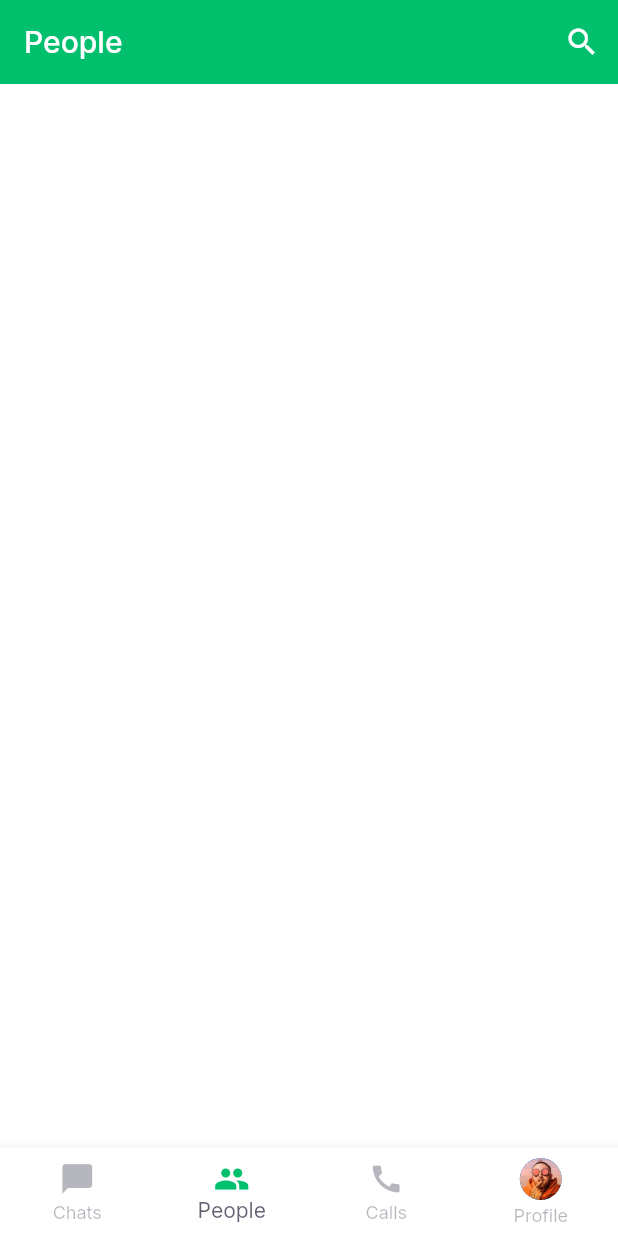
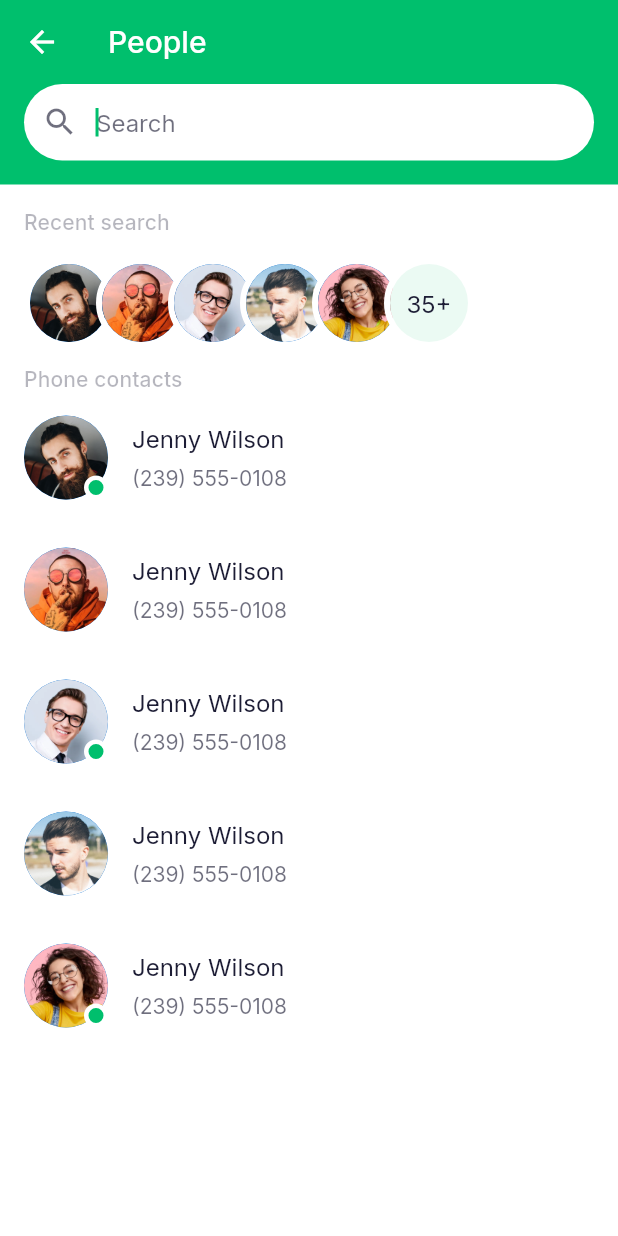
Before and after one commit to abuanwar072/Chat-Messaging-App-Light-and-Dark-Theme, a Flutter app: the screen it shows after launch, item 2 of the bottom bar chosen, after a tap on the "search" icon, on a phone screen of 412 x 824 dp. Run offline on Flutter 3.47's test engine with Material 2 defaults, Android fonts, the phone set to English and light mode, and no system bars; our stand-ins replace flutter_svg, form_field_validator, google_fonts.

Commit message:
Contacts done

```diff
--- /dev/null
+++ b/lib/components/circle_avatar_with_active_indicator.dart
@@ -0,0 +1,43 @@
+import 'package:flutter/material.dart';
+
+import '../constants.dart';
+
+class CircleAvatarWithActiveIndicator extends StatelessWidget {
+  const CircleAvatarWithActiveIndicator({
+    Key? key,
+    this.image,
+    this.radius = 24,
+    this.isActive,
+  }) : super(key: key);
+
+  final String? image;
+  final double? radius;
+  final bool? isActive;
+
+  @override
+  Widget build(BuildContext context) {
+    return Stack(
+      children: [
+        CircleAvatar(
+          radius: radius,
+          backgroundImage: AssetImage(image!),
+        ),
+        if (isActive!)
+          Positioned(
+            right: 0,
+            bottom: 0,
+            child: Container(
+              height: 16,
+              width: 16,
+              decoration: BoxDecoration(
+                color: kPrimaryColor,
+                shape: BoxShape.circle,
+                border: Border.all(
+                    color: Theme.of(context).scaffoldBackgroundColor, width: 3),
+              ),
+            ),
+          )
+      ],
+    );
+  }
+}
--- a/lib/screens/search/components/recent_search_contacts.dart
+++ b/lib/components/recent_search_contacts.dart
@@ -1,7 +1,7 @@
 import 'package:flutter/material.dart';
 
-import '../../../constants.dart';
-import 'body.dart' show demoContactsImage;
+import '../constants.dart';
+import '../screens/search/components/body.dart' show demoContactsImage;
 
 class RecentSearchContacts extends StatelessWidget {
   const RecentSearchContacts({
--- a/lib/main.dart
+++ b/lib/main.dart
@@ -1,4 +1,3 @@
-import 'package:chat/screens/chats/chats_screen.dart';
 import 'package:chat/screens/main/main_screen.dart';
 import 'package:chat/theme.dart';
 import 'package:flutter/material.dart';
--- a/lib/screens/chats/components/chat_card.dart
+++ b/lib/screens/chats/components/chat_card.dart
@@ -1,6 +1,7 @@
 import 'package:chat/models/Chat.dart';
 import 'package:flutter/material.dart';
 
+import '../../../components/circle_avatar_with_active_indicator.dart';
 import '../../../constants.dart';
 
 class ChatCard extends StatelessWidget {
@@ -22,29 +23,9 @@ class ChatCard extends StatelessWidget {
             horizontal: kDefaultPadding, vertical: kDefaultPadding * 0.75),
         child: Row(
           children: [
-            Stack(
-              children: [
-                CircleAvatar(
-                  radius: 24,
-                  backgroundImage: AssetImage(chat.image),
-                ),
-                if (chat.isActive)
-                  Positioned(
-                    right: 0,
-                    bottom: 0,
-                    child: Container(
-                      height: 16,
-                      width: 16,
-                      decoration: BoxDecoration(
-                        color: kPrimaryColor,
-                        shape: BoxShape.circle,
-                        border: Border.all(
-                            color: Theme.of(context).scaffoldBackgroundColor,
-                            width: 3),
-                      ),
-                    ),
-                  )
-              ],
+            CircleAvatarWithActiveIndicator(
+              image: chat.image,
+              isActive: chat.isActive,
             ),
             Expanded(
               child: Padding(
--- /dev/null
+++ b/lib/screens/contacts/components/contact_card.dart
@@ -0,0 +1,44 @@
+import 'package:chat/components/circle_avatar_with_active_indicator.dart';
+import 'package:flutter/material.dart';
+
+import '../../../constants.dart';
+
+class ContactCard extends StatelessWidget {
+  const ContactCard({
+    Key? key,
+    required this.name,
+    required this.number,
+    required this.image,
+    required this.isActive,
+    required this.press,
+  }) : super(key: key);
+
+  final String name, number, image;
+  final bool isActive;
+  final VoidCallback press;
+
+  @override
+  Widget build(BuildContext context) {
+    return ListTile(
+      contentPadding: EdgeInsets.symmetric(
+          horizontal: kDefaultPadding, vertical: kDefaultPadding / 2),
+      onTap: () {},
+      leading: CircleAvatarWithActiveIndicator(
+        image: image,
+        isActive: isActive,
+        radius: 28,
+      ),
+      title: Text(name),
+      subtitle: Padding(
+        padding: const EdgeInsets.only(top: kDefaultPadding / 2),
+        child: Text(
+          number,
+          style: TextStyle(
+            color:
+                Theme.of(context).textTheme.bodyText1!.color!.withOpacity(0.64),
+          ),
+        ),
+      ),
+    );
+  }
+}
--- /dev/null
+++ b/lib/screens/contacts/contact_srarch_screen.dart
@@ -0,0 +1,87 @@
+import 'package:chat/components/recent_search_contacts.dart';
+import 'package:chat/constants.dart';
+import 'package:chat/screens/search/components/body.dart';
+import 'package:flutter/material.dart';
+
+import 'components/contact_card.dart';
+
+class ContactSearchScreen extends StatelessWidget {
+  @override
+  Widget build(BuildContext context) {
+    return Scaffold(
+      appBar: AppBar(
+        title: Text("People"),
+      ),
+      body: Column(
+        children: [
+          // Appbar search
+          Container(
+            margin: EdgeInsets.only(bottom: kDefaultPadding),
+            padding: EdgeInsets.fromLTRB(
+              kDefaultPadding,
+              0,
+              kDefaultPadding,
+              kDefaultPadding,
+            ),
+            color: kPrimaryColor,
+            child: Form(
+              child: TextFormField(
+                autofocus: true,
+                textInputAction: TextInputAction.search,
+                onChanged: (value) {
+                  // search
+                },
+                decoration: InputDecoration(
+                  fillColor: Colors.white,
+                  prefixIcon: Icon(
+                    Icons.search,
+                    color: kContentColorLightTheme.withOpacity(0.64),
+                  ),
+                  hintText: "Search",
+                  hintStyle: TextStyle(
+                    color: kContentColorLightTheme.withOpacity(0.64),
+                  ),
+                ),
+              ),
+            ),
+          ),
+          Expanded(
+            child: SingleChildScrollView(
+              child: Column(
+                crossAxisAlignment: CrossAxisAlignment.start,
+                children: [
+                  RecentSearchContacts(),
+                  SizedBox(height: kDefaultPadding),
+                  Padding(
+                    padding:
+                        const EdgeInsets.symmetric(horizontal: kDefaultPadding),
+                    child: Text(
+                      "Phone contacts",
+                      style: Theme.of(context).textTheme.subtitle2!.copyWith(
+                            color: Theme.of(context)
+                                .textTheme
+                                .subtitle2!
+                                .color!
+                                .withOpacity(0.32),
+                          ),
+                    ),
+                  ),
+                  ...List.generate(
+                    demoContactsImage.length,
+                    (index) => ContactCard(
+                      name: "Jenny Wilson",
+                      number: "(239) 555-0108",
+                      image: demoContactsImage[index],
+                      isActive: index.isEven, // for demo
+                      press: () {},
+                    ),
+                  )
+                ],
+              ),
+            ),
+          ),
+        ],
+      ),
+    );
+  }
+}
--- a/lib/screens/contacts/contacts_screen.dart
+++ b/lib/screens/contacts/contacts_screen.dart
@@ -1,4 +1,8 @@
+import 'package:chat/screens/contacts/contact_srarch_screen.dart';
+import 'package:chat/screens/search/components/body.dart';
 import 'package:flutter/material.dart';
+
+import 'components/contact_card.dart';
 
 class ContactsScreen extends StatelessWidget {
   @override
@@ -9,9 +13,24 @@ class ContactsScreen extends StatelessWidget {
         actions: [
           IconButton(
             icon: Icon(Icons.search),
-            onPressed: () {},
+            onPressed: () => Navigator.push(
+              context,
+              MaterialPageRoute(
+                builder: (context) => ContactSearchScreen(),
+              ),
+            ),
           )
         ],
+      ),
+      body: ListView.builder(
+        itemCount: demoContactsImage.length,
+        itemBuilder: (context, index) => ContactCard(
+          name: "Jenny Wilson",
+          number: "(239) 555-0108",
+          image: demoContactsImage[index],
+          isActive: index.isEven, // for demo
+          press: () {},
+        ),
       ),
     );
   }
--- a/lib/screens/search/components/body.dart
+++ b/lib/screens/search/components/body.dart
@@ -1,7 +1,7 @@
 import 'package:chat/constants.dart';
 import 'package:flutter/material.dart';
 
-import 'recent_search_contacts.dart';
+import '../../../components/recent_search_contacts.dart';
 
 class Body extends StatelessWidget {
   @override
```
